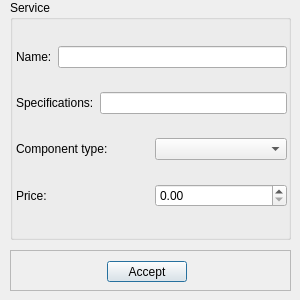
0x000N3X4N/HomeApplianceService, file comp_add.ui: the form before one commit.
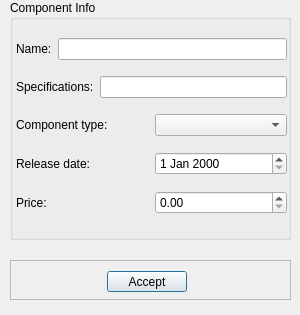
The form after the commit.

Commit message: added: release date field for component add, deleter for comp type, change transmission model for comp type deleter

The edit to the form file:
```diff
--- a/comp_add.ui
+++ b/comp_add.ui
@@ -7,7 +7,7 @@
     <x>0</x>
     <y>0</y>
     <width>300</width>
-    <height>300</height>
+    <height>315</height>
    </rect>
   </property>
   <property name="minimumSize">
@@ -19,7 +19,7 @@
   <property name="maximumSize">
    <size>
     <width>300</width>
-    <height>300</height>
+    <height>315</height>
    </size>
   </property>
   <property name="windowTitle">
@@ -35,7 +35,7 @@
     </rect>
    </property>
    <property name="title">
-    <string>Service</string>
+    <string>Component Info</string>
    </property>
    <widget class="QWidget" name="layoutWidget">
     <property name="geometry">
@@ -89,6 +89,20 @@
        </item>
       </layout>
      </item>
+     <item>
+      <layout class="QHBoxLayout" name="horizontalLayout_2">
+       <item>
+        <widget class="QLabel" name="rel_date_l">
+         <property name="text">
+          <string>Release date:</string>
+         </property>
+        </widget>
+       </item>
+       <item>
+        <widget class="QDateEdit" name="release_date_dEdit"/>
+       </item>
+      </layout>
+     </item>
      <item>
       <layout class="QHBoxLayout" name="price_hLayout">
        <item>
@@ -114,9 +128,9 @@
    <property name="geometry">
     <rect>
      <x>10</x>
-     <y>250</y>
+     <y>260</y>
      <width>281</width>
-     <height>41</height>
+     <height>40</height>
     </rect>
    </property>
    <property name="frameShape">
```
Left out of the diff: 2 changed lines with no effect on the pictures. The commit also changes 15 other files.
